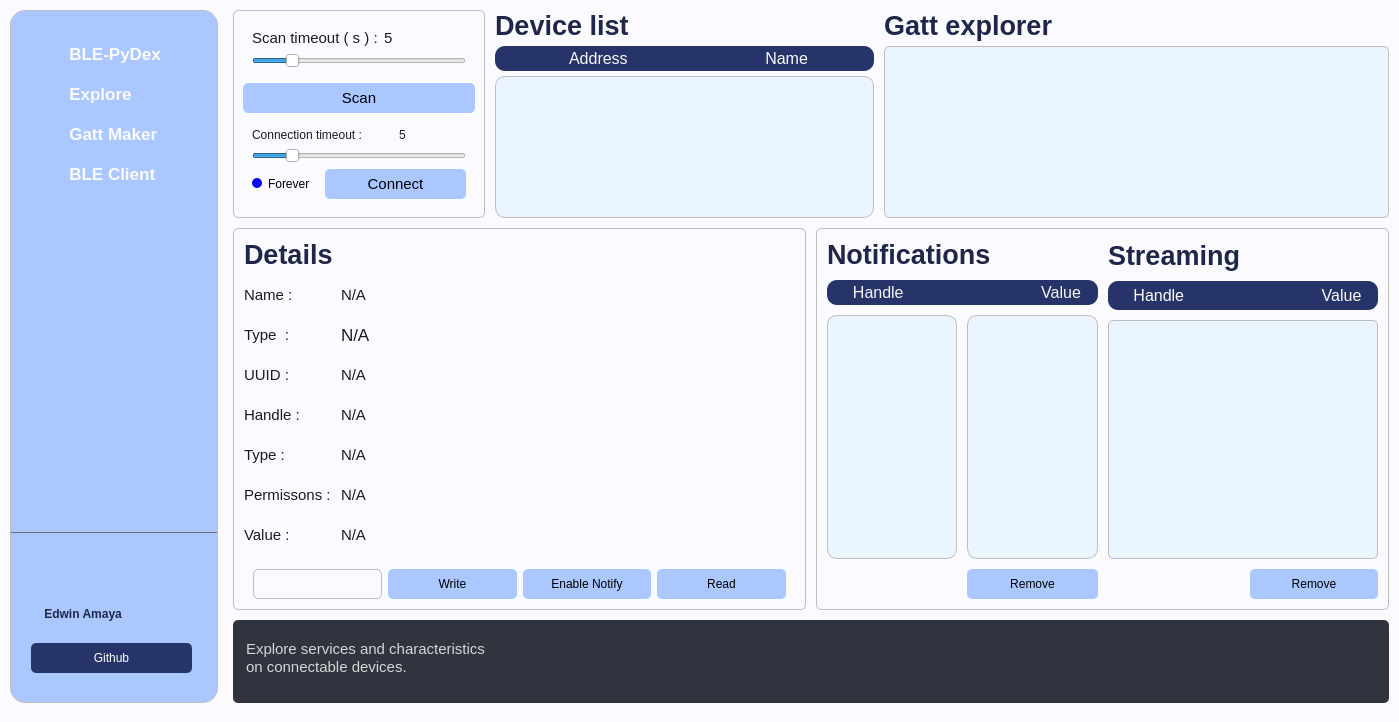
Before: the Qt Designer form BLE_GUI.ui in EdwinFairchild/BLE-PyDex, drawn with Qt 5.
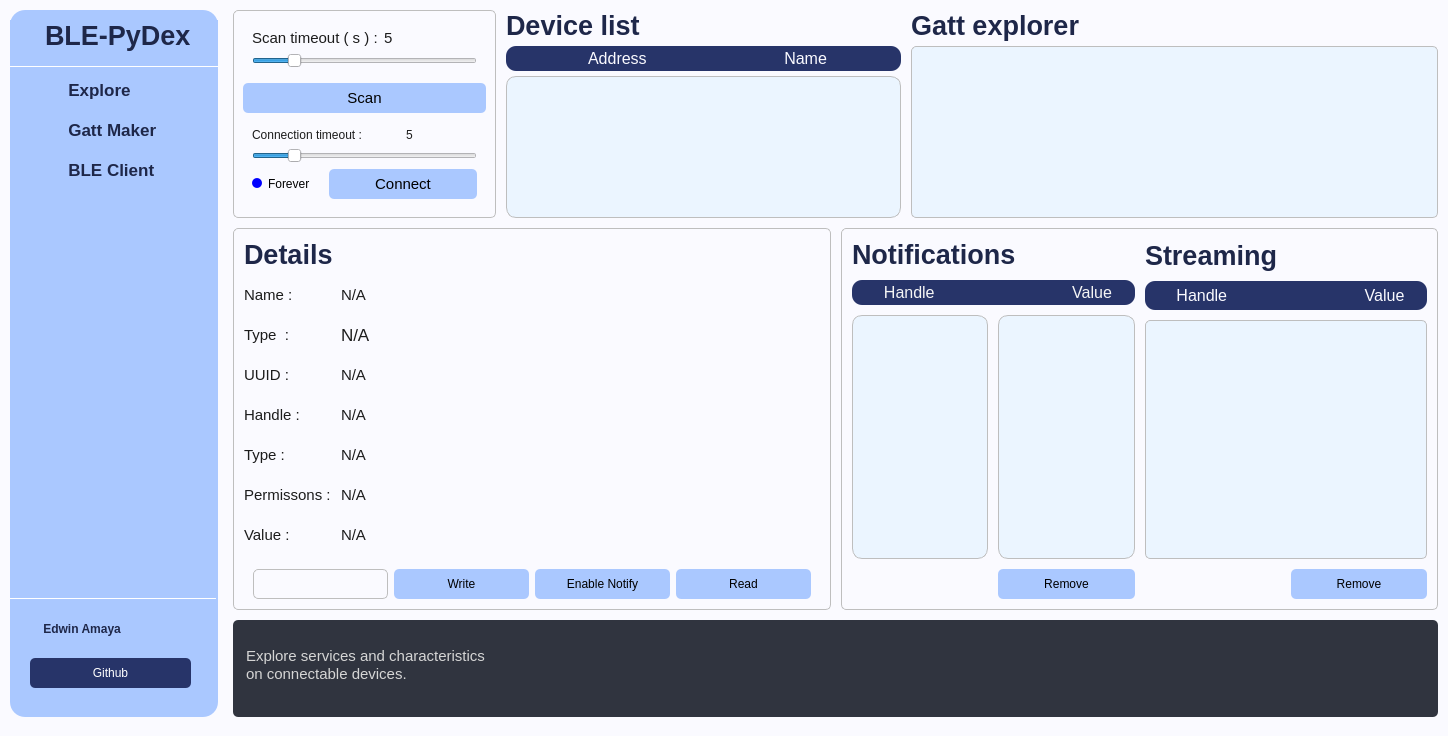
After: the same form once the commit is applied. Custom widgets are drawn as their Qt base class.

```diff
--- a/BLE_GUI.ui
+++ b/BLE_GUI.ui
@@ -6,8 +6,8 @@
    <rect>
     <x>0</x>
     <y>0</y>
-    <width>1399</width>
-    <height>722</height>
+    <width>1448</width>
+    <height>736</height>
    </rect>
   </property>
   <property name="sizePolicy">
@@ -103,7 +103,7 @@
           <string notr="true">QFrame{
 border-radius:15px;
 		background-color: rgb(170,200,255);
-border: 1px solid gray;
+border: 0px solid gray;
 border-color: rgb(190, 190, 190);
 }</string>
          </property>
@@ -113,7 +113,7 @@
          <property name="frameShadow">
           <enum>QFrame::Raised</enum>
          </property>
-         <layout class="QVBoxLayout" name="verticalLayout" stretch="0,0,0,0,0,0">
+         <layout class="QVBoxLayout" name="verticalLayout" stretch="0,0,0,0,0,0,0">
           <property name="spacing">
            <number>5</number>
           </property>
@@ -121,7 +121,7 @@
            <number>0</number>
           </property>
           <property name="topMargin">
-           <number>25</number>
+           <number>10</number>
           </property>
           <property name="rightMargin">
            <number>0</number>
@@ -139,7 +139,7 @@
             </property>
             <property name="font">
              <font>
-              <pointsize>13</pointsize>
+              <pointsize>20</pointsize>
               <weight>75</weight>
               <bold>true</bold>
              </font>
@@ -149,9 +149,10 @@
 		background-color: rgb(170,200,255);
 	border:none;
 
-	color: rgb(250, 250, 255);
-text-align: left;
-padding-left: 30px;
+		color: rgb(30, 39, 73);
+
+text-align: center;
+padding-bottom: 10px;
 }
 
 QPushButton:hover{
@@ -168,13 +169,35 @@
 }</string>
             </property>
             <property name="text">
-             <string>      BLE-PyDex</string>
+             <string> BLE-PyDex</string>
             </property>
             <property name="checkable">
              <bool>false</bool>
             </property>
            </widget>
           </item>
+          <item>
+           <widget class="Line" name="line_2">
+            <property name="minimumSize">
+             <size>
+              <width>0</width>
+              <height>1</height>
+             </size>
+            </property>
+            <property name="maximumSize">
+             <size>
+              <width>16777215</width>
+              <height>1</height>
+             </size>
+            </property>
+            <property name="styleSheet">
+             <string notr="true">background-color: rgb(255, 255, 255);</string>
+            </property>
+            <property name="orientation">
+             <enum>Qt::Horizontal</enum>
+            </property>
+           </widget>
+          </item>
           <item>
            <widget class="QPushButton" name="btnMenuExplore">
             <property name="minimumSize">
@@ -195,7 +218,8 @@
 		background-color: rgb(170,200,255);
 	border:none;
 
-	color: rgb(250, 250, 255);
+		color: rgb(30, 39, 73);
+
 text-align: left;
 padding-left: 30px;
 }
@@ -238,7 +262,8 @@
 		background-color: rgb(170,200,255);
 	border:none;
 
-	color: rgb(250, 250, 255);
+		color: rgb(30, 39, 73);
+
 text-align: left;
 padding-left: 30px;
 }
@@ -281,7 +306,8 @@
 		background-color: rgb(170,200,255);
 	border:none;
 
-	color: rgb(250, 250, 255);
+		color: rgb(30, 39, 73);
+
 text-align: left;
 padding-left: 30px;
 }
@@ -344,7 +370,7 @@
              <property name="geometry">
               <rect>
                <x>0</x>
-               <y>49</y>
+               <y>100</y>
                <width>206</width>
                <height>1</height>
               </rect>
@@ -367,7 +393,7 @@
               </font>
              </property>
              <property name="styleSheet">
-              <string notr="true">background-color: rgb(109, 109, 109);</string>
+              <string notr="true">background-color: rgb(255, 255, 255);</string>
              </property>
              <property name="frameShadow">
               <enum>QFrame::Plain</enum>
```
Left out of the diff: 8 changed lines with no effect on the pictures.
